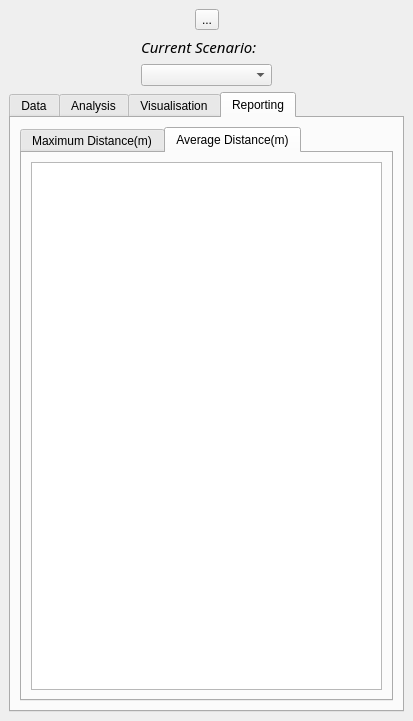
Old version of the form TODTrial/spatial_decision_dockwidget_base.ui in the repository TUdent/2016_Group-3_TOD_checker.
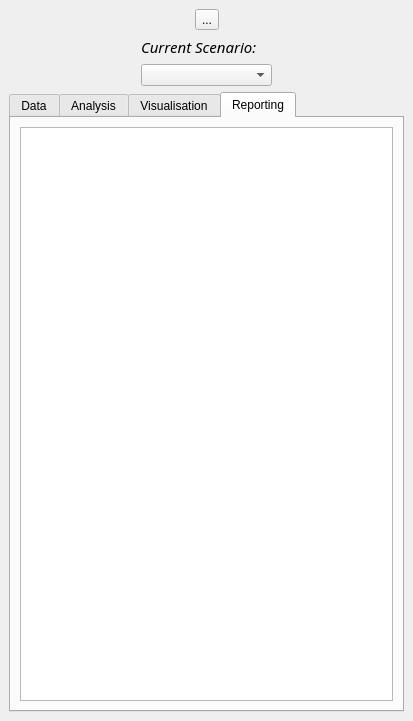
New version of the form. The open tabs and pages were chosen to show the change.

```diff
--- a/TODTrial/spatial_decision_dockwidget_base.ui
+++ b/TODTrial/spatial_decision_dockwidget_base.ui
@@ -306,69 +306,7 @@
        </attribute>
        <layout class="QVBoxLayout" name="verticalLayout">
         <item>
-         <widget class="QTabWidget" name="tabWidget">
-          <property name="sizePolicy">
-           <sizepolicy hsizetype="Expanding" vsizetype="Expanding">
-            <horstretch>0</horstretch>
-            <verstretch>0</verstretch>
-           </sizepolicy>
-          </property>
-          <property name="minimumSize">
-           <size>
-            <width>269</width>
-            <height>0</height>
-           </size>
-          </property>
-          <property name="styleSheet">
-           <string notr="true"/>
-          </property>
-          <property name="currentIndex">
-           <number>0</number>
-          </property>
-          <widget class="QWidget" name="tab_2">
-           <attribute name="title">
-            <string>Maximum Distance(m)</string>
-           </attribute>
-           <layout class="QGridLayout" name="gridLayout_3">
-            <item row="0" column="0">
-             <widget class="QTableWidget" name="statisticsTable">
-              <property name="sizePolicy">
-               <sizepolicy hsizetype="Expanding" vsizetype="Expanding">
-                <horstretch>0</horstretch>
-                <verstretch>0</verstretch>
-               </sizepolicy>
-              </property>
-              <property name="styleSheet">
-               <string notr="true"/>
-              </property>
-             </widget>
-            </item>
-           </layout>
-          </widget>
-          <widget class="QWidget" name="tab_3">
-           <property name="sizePolicy">
-            <sizepolicy hsizetype="Fixed" vsizetype="Preferred">
-             <horstretch>0</horstretch>
-             <verstretch>0</verstretch>
-            </sizepolicy>
-           </property>
-           <attribute name="title">
-            <string>Average Distance(m)</string>
-           </attribute>
-           <layout class="QGridLayout" name="gridLayout_2">
-            <item row="0" column="0">
-             <widget class="QTableWidget" name="statistics2Table">
-              <property name="sizePolicy">
-               <sizepolicy hsizetype="Expanding" vsizetype="Expanding">
-                <horstretch>0</horstretch>
-                <verstretch>0</verstretch>
-               </sizepolicy>
-              </property>
-             </widget>
-            </item>
-           </layout>
-          </widget>
-         </widget>
+         <widget class="QTableWidget" name="tableWidget"/>
         </item>
        </layout>
       </widget>
```
Left out of the diff: 6 changed lines with no effect on the pictures.
